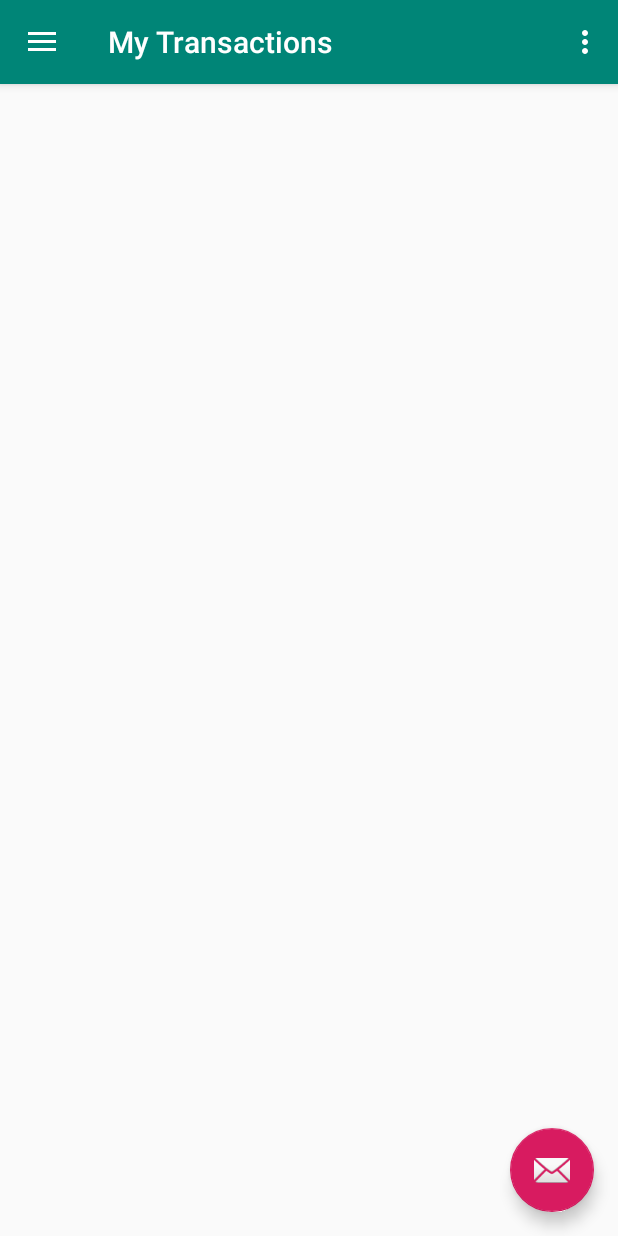
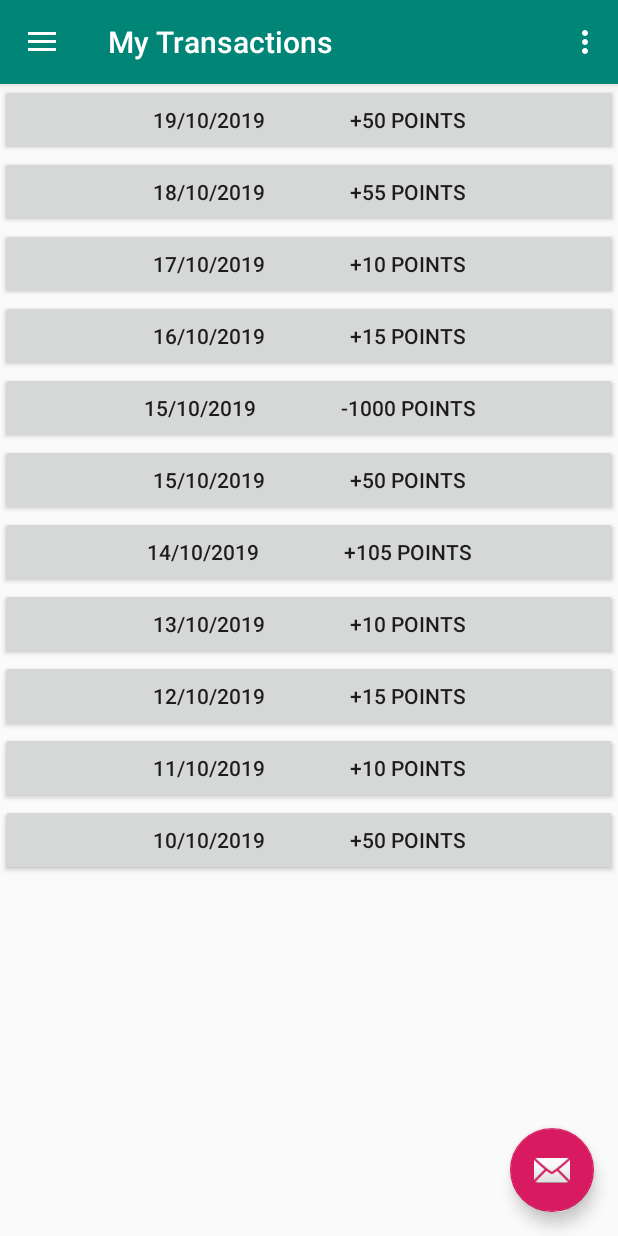
Before and after one commit to shekhar0809/HashHacks4.0-CIC, an Android app: the screen it shows after launch (MainActivity), in the side drawer, after a tap on "Transactions", on a phone screen of 412 x 824 dp. Run offline under Robolectric (Android 15) with nearby library versions, the phone set to English and light mode, and no system bars; our stand-ins replace navigation-ui.

Commit message:
Added Transactions

```diff
--- a/UserApp/app/src/main/java/com/example/userapp/ui/slideshow/SlideshowViewModel.kt
+++ b/UserApp/app/src/main/java/com/example/userapp/ui/slideshow/SlideshowViewModel.kt
@@ -1,10 +1,13 @@
 package com.example.userapp.ui.slideshow
 
+import android.os.Bundle
 import androidx.lifecycle.LiveData
 import androidx.lifecycle.MutableLiveData
 import androidx.lifecycle.ViewModel
+import com.example.userapp.R
 
 class SlideshowViewModel : ViewModel() {
+
 
     private val _text = MutableLiveData<String>().apply {
         value = "This is slideshow Fragment"
--- a/UserApp/app/src/main/res/layout/fragment_home.xml
+++ b/UserApp/app/src/main/res/layout/fragment_home.xml
@@ -5,20 +5,11 @@
     android:layout_width="match_parent"
     android:layout_height="match_parent">
 
-
-    <ImageView
-        android:id="@+id/imageView2"
-        android:layout_width="match_parent"
-        android:layout_height="363dp"
-        app:layout_constraintStart_toStartOf="parent"
-        app:srcCompat="@drawable/homepic"
-        tools:layout_editor_absoluteY="0dp" />
-
     <Button
         android:id="@+id/button"
         android:layout_width="wrap_content"
         android:layout_height="wrap_content"
         android:text="Button"
-        tools:layout_editor_absoluteX="161dp"
-        tools:layout_editor_absoluteY="426dp" />
+        tools:layout_editor_absoluteX="139dp"
+        tools:layout_editor_absoluteY="212dp" />
 </androidx.constraintlayout.widget.ConstraintLayout>
--- a/UserApp/app/src/main/res/layout/fragment_slideshow.xml
+++ b/UserApp/app/src/main/res/layout/fragment_slideshow.xml
@@ -1,8 +1,77 @@
 <?xml version="1.0" encoding="utf-8"?>
-<androidx.constraintlayout.widget.ConstraintLayout xmlns:android="http://schemas.android.com/apk/res/android"
+<LinearLayout xmlns:android="http://schemas.android.com/apk/res/android"
     xmlns:app="http://schemas.android.com/apk/res-auto"
+    xmlns:tools="http://schemas.android.com/tools"
     android:layout_width="match_parent"
-    android:layout_height="match_parent">
+    android:layout_height="wrap_content"
+    android:orientation="vertical">
 
 
-</androidx.constraintlayout.widget.ConstraintLayout>
+    <Button
+        android:id="@+id/button11"
+        android:layout_width="match_parent"
+        android:layout_height="match_parent"
+        android:layout_weight="1"
+        android:text="19/10/2019                 +50 Points" />
+
+    <Button
+        android:id="@+id/button12"
+        android:layout_width="match_parent"
+        android:layout_height="match_parent"
+        android:layout_weight="1"
+        android:text="18/10/2019                 +55 Points" />
+    <Button
+        android:id="@+id/button12"
+        android:layout_width="match_parent"
+        android:layout_height="match_parent"
+        android:layout_weight="1"
+        android:text="17/10/2019                 +10 Points" />
+    <Button
+        android:id="@+id/button12"
+        android:layout_width="match_parent"
+        android:layout_height="match_parent"
+        android:layout_weight="1"
+        android:text="16/10/2019                 +15 Points" />
+    <Button
+        android:id="@+id/button12"
+        android:layout_width="match_parent"
+        android:layout_height="match_parent"
+        android:layout_weight="1"
+        android:text="15/10/2019                 -1000 Points" />
+    <Button
+        android:id="@+id/button12"
+        android:layout_width="match_parent"
+        android:layout_height="match_parent"
+        android:layout_weight="1"
+        android:text="15/10/2019                 +50 Points" />
+    <Button
+        android:id="@+id/button12"
+        android:layout_width="match_parent"
+        android:layout_height="match_parent"
+        android:layout_weight="1"
+        android:text="14/10/2019                 +105 Points" />
+    <Button
+        android:id="@+id/button12"
+        android:layout_width="match_parent"
+        android:layout_height="match_parent"
+        android:layout_weight="1"
+        android:text="13/10/2019                 +10 Points" />
+    <Button
+        android:id="@+id/button12"
+        android:layout_width="match_parent"
+        android:layout_height="match_parent"
+        android:layout_weight="1"
+        android:text="12/10/2019                 +15 Points" />
+    <Button
+        android:id="@+id/button12"
+        android:layout_width="match_parent"
+        android:layout_height="match_parent"
+        android:layout_weight="1"
+        android:text="11/10/2019                 +10 Points" />
+    <Button
+        android:id="@+id/button12"
+        android:layout_width="match_parent"
+        android:layout_height="match_parent"
+        android:layout_weight="1"
+        android:text="10/10/2019                 +50 Points" />
+</LinearLayout>
```
